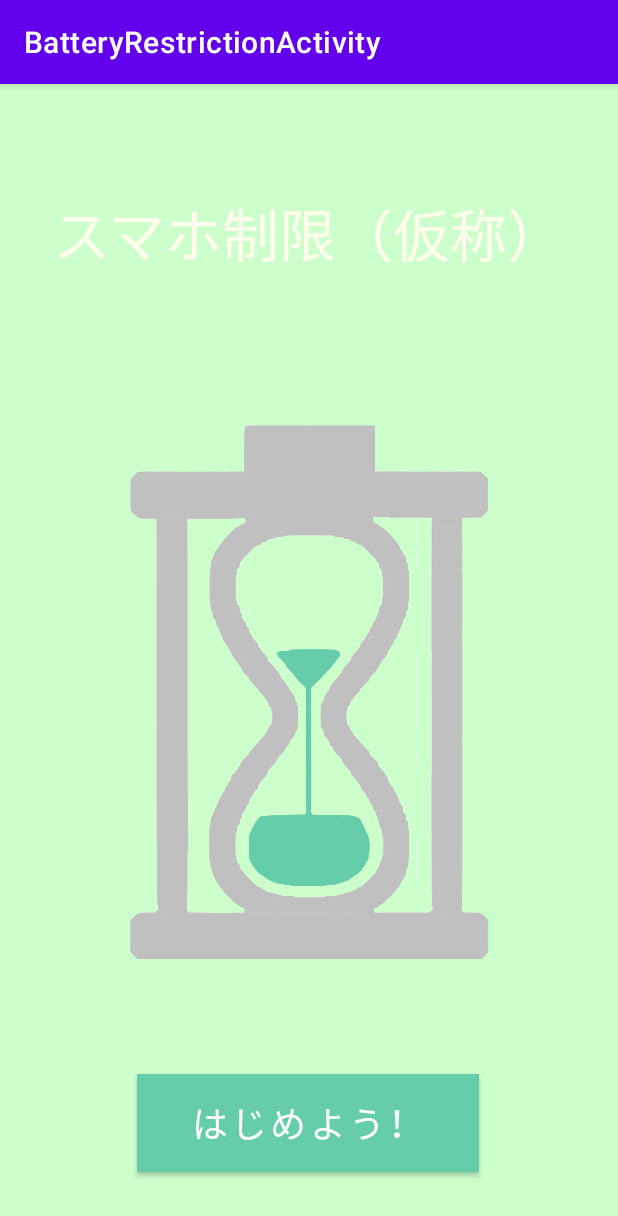
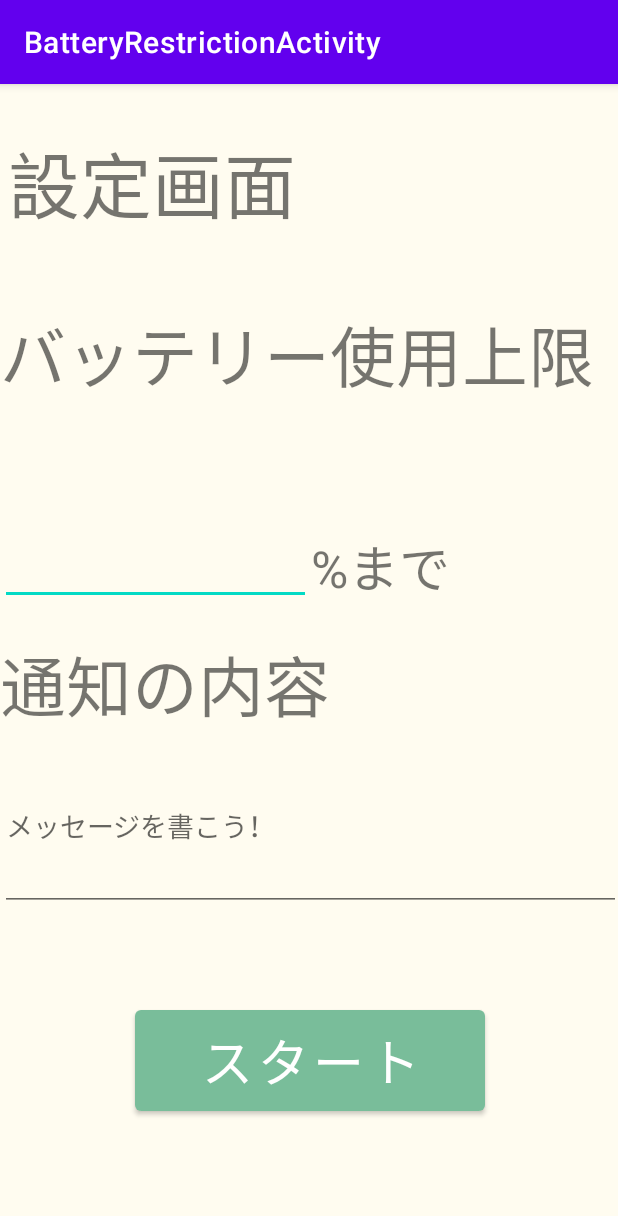
Before and after one commit to nayu5885/BatteryRestrictionActivity, an Android app: the screen it shows after launch (MainActivity before the commit, SettingActivity after it), on a phone screen of 412 x 824 dp. Shown: the top 1216 px of the screen. Run offline under Robolectric (Android 15) with nearby library versions, the phone set to English and light mode, and no system bars; Roboto replaces fonts that are not available here.

Commit message:
タイトル画面の配色を変更。設定画面追加

```diff
--- a/app/src/main/AndroidManifest.xml
+++ b/app/src/main/AndroidManifest.xml
@@ -9,14 +9,16 @@
         android:roundIcon="@mipmap/ic_launcher_round"
         android:supportsRtl="true"
         android:theme="@style/Theme.BatteryRestrictionActivity">
-        <activity android:name=".ManualActivity"></activity>
-        <activity android:name=".TitleActivity" />
-        <activity android:name=".MainActivity">
+        <activity android:name=".SettingActivity">
             <intent-filter>
                 <action android:name="android.intent.action.MAIN" />
 
                 <category android:name="android.intent.category.LAUNCHER" />
             </intent-filter>
+        </activity>
+        <activity android:name=".ManualActivity" />
+        <activity android:name=".MainActivity">
+
         </activity>
 
         <meta-data
--- a/app/src/main/java/com/example/batteryrestrictionactivity/TitleActivity.kt
+++ b/app/src/main/java/com/example/batteryrestrictionactivity/SettingActivity.kt
@@ -3,9 +3,9 @@ package com.example.batteryrestrictionactivity
 import androidx.appcompat.app.AppCompatActivity
 import android.os.Bundle
 
-class TitleActivity : AppCompatActivity() {
+class SettingActivity : AppCompatActivity() {
     override fun onCreate(savedInstanceState: Bundle?) {
         super.onCreate(savedInstanceState)
-        setContentView(R.layout.activity_title)
+        setContentView(R.layout.activity_setting)
     }
 }
--- a/app/src/main/res/layout/activity_main.xml
+++ b/app/src/main/res/layout/activity_main.xml
@@ -4,18 +4,17 @@
     xmlns:tools="http://schemas.android.com/tools"
     android:layout_width="match_parent"
     android:layout_height="match_parent"
-    android:background="#CCFFCC	"
+    android:background="#FFFCF0"
     tools:context=".MainActivity">
 
     <Button
         android:id="@+id/button2"
         android:layout_width="228dp"
         android:layout_height="65dp"
-        android:background="#A67D53"
         android:text="はじめよう！"
         android:textColor="#FFFFFF"
         android:textSize="24sp"
-        app:backgroundTint="#65cdaa"
+        app:backgroundTint="#79BD9A"
         app:layout_constraintBottom_toBottomOf="parent"
         app:layout_constraintEnd_toEndOf="parent"
         app:layout_constraintHorizontal_bias="0.497"
@@ -24,9 +23,9 @@
         app:layout_constraintVertical_bias="0.939" />
 
     <ImageView
-        android:id="@+id/imageView6"
-        android:layout_width="239dp"
-        android:layout_height="399dp"
+        android:id="@+id/imageView"
+        android:layout_width="236dp"
+        android:layout_height="390dp"
         app:layout_constraintBottom_toTopOf="@+id/button2"
         app:layout_constraintEnd_toEndOf="parent"
         app:layout_constraintStart_toStartOf="parent"
@@ -40,12 +39,12 @@
         android:fontFamily="@font/candal"
         android:gravity="center"
         android:text="スマホ制限（仮称）"
-        android:textColor="#ffffeb"
+        android:textColor="#79BD9A"
         android:textSize="38sp"
-        app:layout_constraintBottom_toTopOf="@+id/button2"
+        app:layout_constraintBottom_toBottomOf="parent"
         app:layout_constraintEnd_toEndOf="parent"
         app:layout_constraintHorizontal_bias="0.478"
         app:layout_constraintStart_toStartOf="parent"
         app:layout_constraintTop_toTopOf="parent"
-        app:layout_constraintVertical_bias="0.087" />
+        app:layout_constraintVertical_bias="0.066" />
 </androidx.constraintlayout.widget.ConstraintLayout>
--- /dev/null
+++ b/app/src/main/res/layout/activity_setting.xml
@@ -0,0 +1,120 @@
+<?xml version="1.0" encoding="utf-8"?>
+<androidx.constraintlayout.widget.ConstraintLayout xmlns:android="http://schemas.android.com/apk/res/android"
+    xmlns:app="http://schemas.android.com/apk/res-auto"
+    xmlns:tools="http://schemas.android.com/tools"
+    android:layout_width="match_parent"
+    android:layout_height="match_parent"
+    android:background="#FFFCF0"
+    tools:context=".SettingActivity">
+
+    <TextView
+        android:id="@+id/textView7"
+        android:layout_width="400dp"
+        android:layout_height="98dp"
+        android:layout_weight="1"
+        android:gravity="center_vertical"
+        android:text="設定画面"
+        android:textSize="48sp"
+        app:layout_constraintBottom_toTopOf="@+id/linearLayout"
+        app:layout_constraintEnd_toEndOf="parent"
+        app:layout_constraintHorizontal_bias="0.454"
+        app:layout_constraintStart_toStartOf="parent"
+        app:layout_constraintTop_toTopOf="parent" />
+
+    <LinearLayout
+        android:id="@+id/linearLayout"
+        android:layout_width="414dp"
+        android:layout_height="617dp"
+        android:orientation="vertical"
+        app:layout_constraintBottom_toBottomOf="parent"
+        app:layout_constraintEnd_toEndOf="parent"
+        app:layout_constraintStart_toStartOf="parent"
+        app:layout_constraintTop_toBottomOf="@+id/textView7">
+
+        <LinearLayout
+            android:layout_width="match_parent"
+            android:layout_height="0dp"
+            android:layout_weight="0.9"
+            android:orientation="vertical">
+
+            <TextView
+                android:id="@+id/textView"
+                android:layout_width="match_parent"
+                android:layout_height="0dp"
+                android:layout_weight="1"
+                android:gravity="center_vertical"
+                android:text="バッテリー使用上限"
+                android:textSize="44sp" />
+
+        </LinearLayout>
+
+        <LinearLayout
+            android:layout_width="match_parent"
+            android:layout_height="0dp"
+            android:layout_marginTop="15dp"
+            android:layout_weight="1"
+            android:orientation="horizontal">
+
+            <EditText
+                android:id="@+id/editTextNumber"
+                android:layout_width="match_parent"
+                android:layout_height="match_parent"
+                android:layout_marginTop="10dp"
+                android:layout_weight="1"
+                android:ems="10"
+                android:inputType="number" />
+
+            <TextView
+                android:id="@+id/textView5"
+                android:layout_width="match_parent"
+                android:layout_height="match_parent"
+                android:layout_weight="1"
+                android:gravity="bottom"
+                android:text="%まで"
+                android:textSize="34sp" />
+        </LinearLayout>
+
+        <LinearLayout
+            android:layout_width="match_parent"
+            android:layout_height="0dp"
+            android:layout_marginTop="15dp"
+            android:layout_weight="1.8"
+            android:orientation="vertical">
+
+            <TextView
+                android:id="@+id/textView6"
+                android:layout_width="match_parent"
+                android:layout_height="0dp"
+                android:layout_weight="1"
+                android:gravity="center_vertical"
+                android:text="通知の内容"
+                android:textSize="44sp" />
+
+            <EditText
+                android:id="@+id/editTextTextPersonName"
+                android:layout_width="match_parent"
+                android:layout_height="0dp"
+                android:layout_weight="1.5"
+                android:ems="10"
+                android:hint="メッセージを書こう！"
+                android:inputType="textPersonName" />
+        </LinearLayout>
+
+        <LinearLayout
+            android:layout_width="match_parent"
+            android:layout_height="0dp"
+            android:layout_weight="1.9"
+            android:gravity="center"
+            android:orientation="vertical">
+
+            <Button
+                android:id="@+id/button"
+                android:layout_width="233dp"
+                android:layout_height="79dp"
+                app:backgroundTint="#79BD9A"
+                android:text="スタート"
+                android:textSize="34sp" />
+        </LinearLayout>
+
+    </LinearLayout>
+</androidx.constraintlayout.widget.ConstraintLayout>
```
Also changed, not shown: app/src/main/res/layout/activity_manual.xml (+23 -1 lines), app/src/main/res/layout/activity_title.xml (deleted, +0 -52 lines), app/src/main/res/drawable/battery10.png (deleted), app/src/main/res/drawable/battery8.png (deleted), app/src/main/res/drawable/battery9.png.
